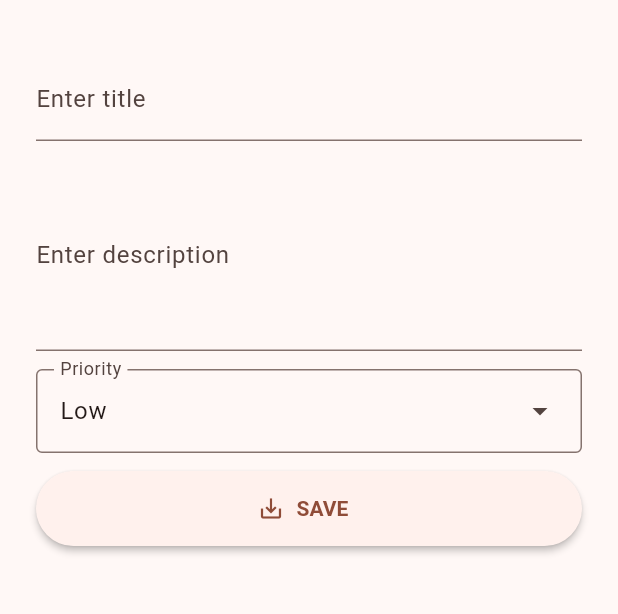
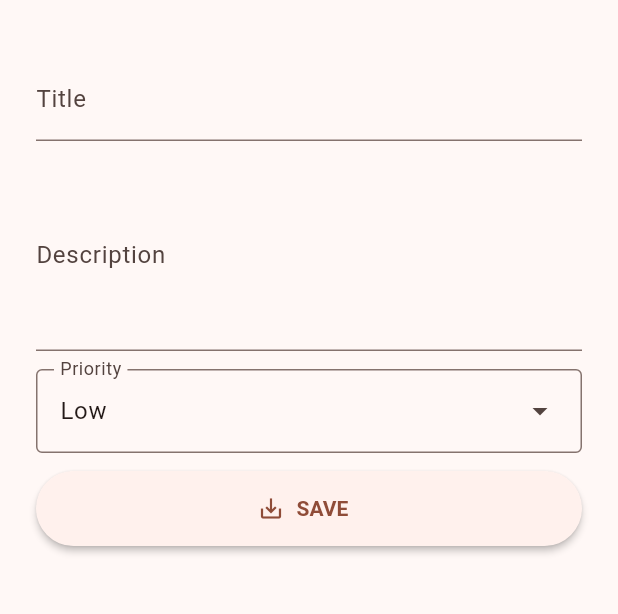
Before and after one commit to bshankar/todo-flutter, a Flutter app: the screen it shows after launch, after a tap on the "add" icon, on a phone screen of 412 x 824 dp, the part 63-677 px from its top. Run offline on Flutter 3.47's test engine with Material 3 defaults, Android fonts, the phone set to English and light mode, and no system bars; our stand-ins replace drift, flutter_riverpod, functional_widget_annotation, go_router, hooks_riverpod, loading_animation_widget and 1 more; missing offline and left inert: sqlite3; accounts and stored records are empty; generated files the repository leaves out were written again.

Commit message:
Add loading animation and tweak colors

```diff
--- a/lib/main.dart
+++ b/lib/main.dart
@@ -44,7 +44,7 @@ Widget _todoApp(BuildContext context) {
       brightness: Brightness.dark,
       colorScheme: ColorScheme.fromSeed(
         brightness: Brightness.dark,
-        seedColor: Colors.deepOrange,
+        seedColor: Colors.blue,
       ),
       useMaterial3: true,
     ),
--- /dev/null
+++ b/lib/widgets/loading.dart
@@ -0,0 +1,15 @@
+import 'package:flutter/material.dart';
+import 'package:functional_widget_annotation/functional_widget_annotation.dart';
+import 'package:loading_animation_widget/loading_animation_widget.dart';
+
+part 'loading.g.dart';
+
+@swidget
+Widget _loadingWidget(BuildContext context) {
+  return Center(
+    child: LoadingAnimationWidget.prograssiveDots(
+      color: Theme.of(context).colorScheme.primary,
+      size: 50,
+    ),
+  );
+}
--- a/lib/widgets/todo_edit.dart
+++ b/lib/widgets/todo_edit.dart
@@ -5,6 +5,7 @@ import 'package:go_router/go_router.dart';
 import 'package:hooks_riverpod/hooks_riverpod.dart';
 import 'package:todo_app/providers/db_provider.dart';
 import 'package:todo_app/services/database.dart';
+import 'package:todo_app/widgets/loading.dart';
 import 'package:todo_app/widgets/save_button.dart';
 import 'package:todo_app/widgets/todo_priority_dropdown.dart';
 
@@ -19,14 +20,14 @@ String? textValidator(String? value) {
 
 @cwidget
 Widget _todoEdit(BuildContext context, WidgetRef ref, int? id) {
+  const emptyTodo = TodosCompanion(
+    title: Value(''),
+    description: Value(''),
+    priority: Value(TodoPriority.low),
+  );
+
   if (id == null) {
-    return const _TodoEditInner(
-      todo: TodosCompanion(
-        title: Value(''),
-        description: Value(''),
-        priority: Value(TodoPriority.low),
-      ),
-    );
+    return const _TodoEditInner(todo: emptyTodo);
   } else {
     final db = ref.watch(dataProvider);
     return FutureBuilder(
@@ -37,7 +38,7 @@ Widget _todoEdit(BuildContext context, WidgetRef ref, int? id) {
         } else if (snapshot.hasError) {
           return const Text('Error');
         } else {
-          return const Text('Loading...');
+          return const LoadingWidget();
         }
       },
     );
@@ -59,7 +60,7 @@ Widget __todoEditInner(
         children: [
           TextFormField(
             decoration: const InputDecoration(
-              labelText: 'Enter title',
+              labelText: 'Title',
             ),
             initialValue: todo.title.value,
             validator: textValidator,
@@ -71,7 +72,7 @@ Widget __todoEditInner(
             margin: const EdgeInsets.only(top: 12),
             child: TextFormField(
               decoration: const InputDecoration(
-                labelText: 'Enter description',
+                labelText: 'Description',
               ),
               minLines: 4,
               maxLines: 8,
--- a/lib/widgets/todo_priority_dropdown.dart
+++ b/lib/widgets/todo_priority_dropdown.dart
@@ -15,13 +15,13 @@ Widget _todoPriorityDropdown(
     expandedInsets: EdgeInsets.zero,
     initialSelection: priority,
     onSelected: onSelected,
-    dropdownMenuEntries: const [
+    dropdownMenuEntries: [
       DropdownMenuEntry(
         value: TodoPriority.low,
         label: 'Low',
         leadingIcon: Icon(
           Icons.circle,
-          color: Colors.green,
+          color: Theme.of(context).colorScheme.primary,
         ),
       ),
       DropdownMenuEntry(
@@ -29,7 +29,7 @@ Widget _todoPriorityDropdown(
         label: 'Medium',
         leadingIcon: Icon(
           Icons.circle,
-          color: Colors.yellow,
+          color: Theme.of(context).colorScheme.secondary,
         ),
       ),
       DropdownMenuEntry(
@@ -37,7 +37,7 @@ Widget _todoPriorityDropdown(
         label: 'High',
         leadingIcon: Icon(
           Icons.circle,
-          color: Colors.red,
+          color: Theme.of(context).colorScheme.error,
         ),
       ),
     ],
--- a/lib/widgets/todos.dart
+++ b/lib/widgets/todos.dart
@@ -2,6 +2,7 @@ import 'package:flutter/material.dart';
 import 'package:flutter_riverpod/flutter_riverpod.dart';
 import 'package:functional_widget_annotation/functional_widget_annotation.dart';
 import 'package:todo_app/providers/db_provider.dart';
+import 'package:todo_app/widgets/loading.dart';
 import 'package:todo_app/widgets/todo_item.dart';
 
 part 'todos.g.dart';
@@ -30,7 +31,7 @@ Widget _todos(BuildContext context, WidgetRef ref) {
       } else if (snapshot.hasError) {
         return const Text('Error');
       } else {
-        return const Text('Loading...');
+        return const LoadingWidget();
       }
     },
   );
--- a/pubspec.yaml
+++ b/pubspec.yaml
@@ -47,6 +47,7 @@ dependencies:
   path_provider: ^2.1.2
   path: ^1.9.0
   sqlite3: ^2.3.0
+  loading_animation_widget: ^1.2.0+4
 
 dev_dependencies:
   flutter_test:
```
Also changed, not shown: lib/widgets/todo_item.dart (+22 -15 lines), pubspec.lock.
